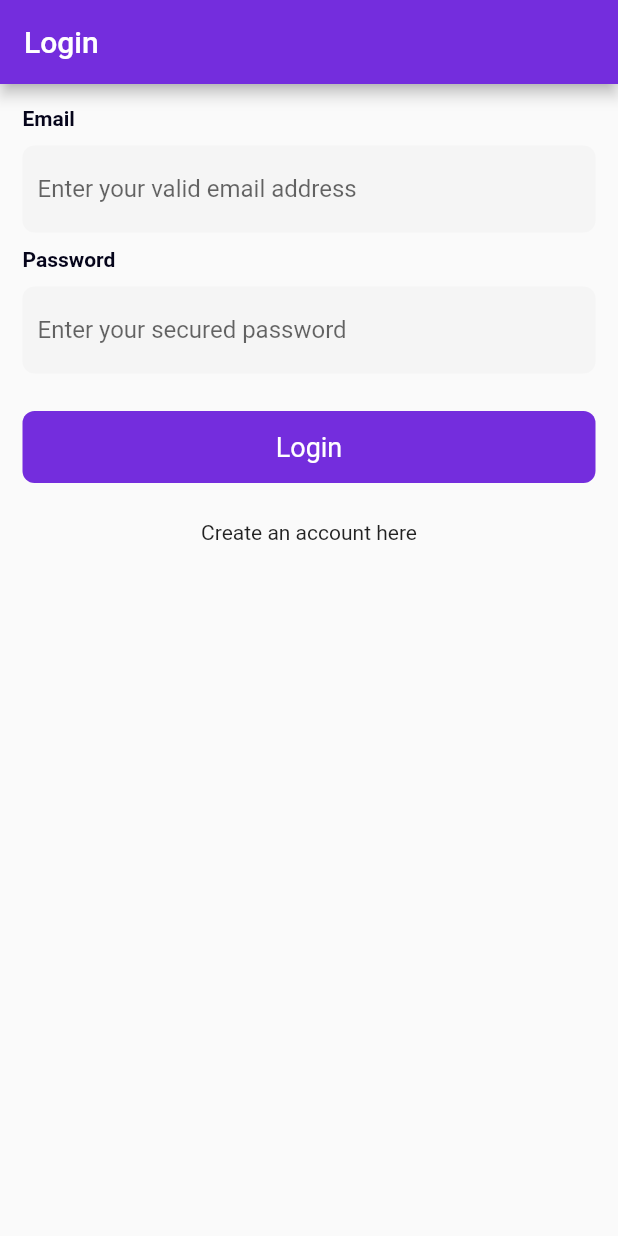
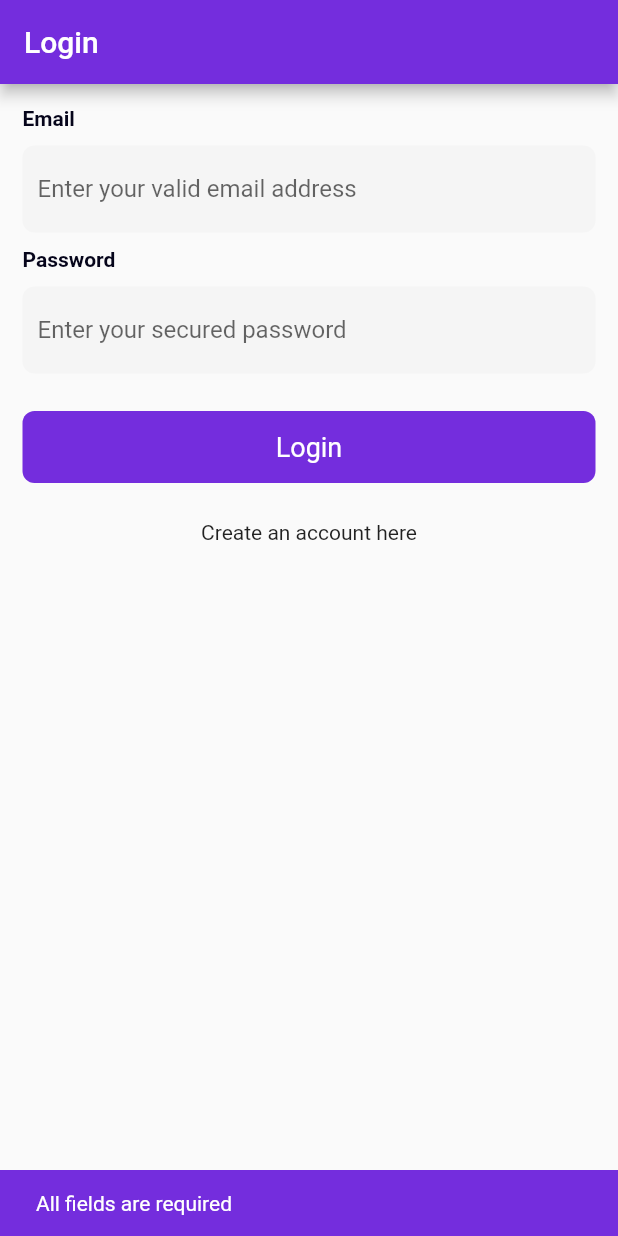
Before and after one commit to fiki2002/Todo_App_REST_API, a Flutter app: the screen it shows after launch, after a tap on "Login", on a phone screen of 412 x 824 dp. Run offline on Flutter 3.47's test engine with Material 2 defaults, Android fonts, the phone set to English and light mode, and no system bars.

Commit message:
Another push

```diff
--- a/lib/screens/auth/login.dart
+++ b/lib/screens/auth/login.dart
@@ -1,9 +1,12 @@
 import 'package:flutter/material.dart';
+import 'package:provider/provider.dart';
+import 'package:todo_app/provider/authProvider/auth_provider.dart';
 import 'package:todo_app/screens/auth/register.dart';
 import 'package:todo_app/widgets/custom_button.dart';
 import 'package:todo_app/widgets/custom_textfield.dart';
 
 import '../../utils/routers.dart';
+import '../../utils/snackbar.dart';
 
 class LoginPage extends StatefulWidget {
   const LoginPage({Key? key}) : super(key: key);
@@ -29,7 +32,10 @@ class _LoginPageState extends State<LoginPage> {
       appBar: AppBar(
         title: const Text('Login'),
       ),
-      body: Container(
+      body: CustomScrollView(
+        slivers: [
+          SliverToBoxAdapter(
+            child: Container(
               padding: const EdgeInsets.all(15),
               child: Column(
                 children: [
@@ -43,12 +49,34 @@ class _LoginPageState extends State<LoginPage> {
                     title: 'Password',
                     controller: _password,
                   ),
-            customButton(
+                  Consumer<AuthenticationProvider>(
+                      builder: (context, auth, child) {
+                    WidgetsBinding.instance!.addPostFrameCallback((_) {
+                      if (auth.resMessage != '') {
+                        showMessage(message: auth.resMessage, context: context);
+
+                        auth.clear();
+                      }
+                    });
+                    return customButton(
                       text: 'Login',
-              tap: () {},
+                      tap: () {
+                        if (_email.text.isEmpty || _password.text.isEmpty) {
+                          showMessage(
+                            message: 'All fields are required',
                             context: context,
-              status: false,
-            ),
+                          );
+                        } else {
+                          auth.loginUser(
+                            email: _email.text.trim(),
+                            password: _password.text.trim(),
+                          );
+                        }
+                      },
+                      context: context,
+                      status: auth.isLoading,
+                    );
+                  }),
                   const SizedBox(
                     height: 10,
                   ),
@@ -65,6 +93,9 @@ class _LoginPageState extends State<LoginPage> {
                 ],
               ),
             ),
+          ),
+        ],
+      ),
     );
   }
 }
```
Also changed, not shown: lib/provider/authProvider/auth_provider.dart (+10 -6 lines), lib/screens/auth/register.dart (+4 -21 lines). Lines whose indentation alone changed are shown as unchanged.
